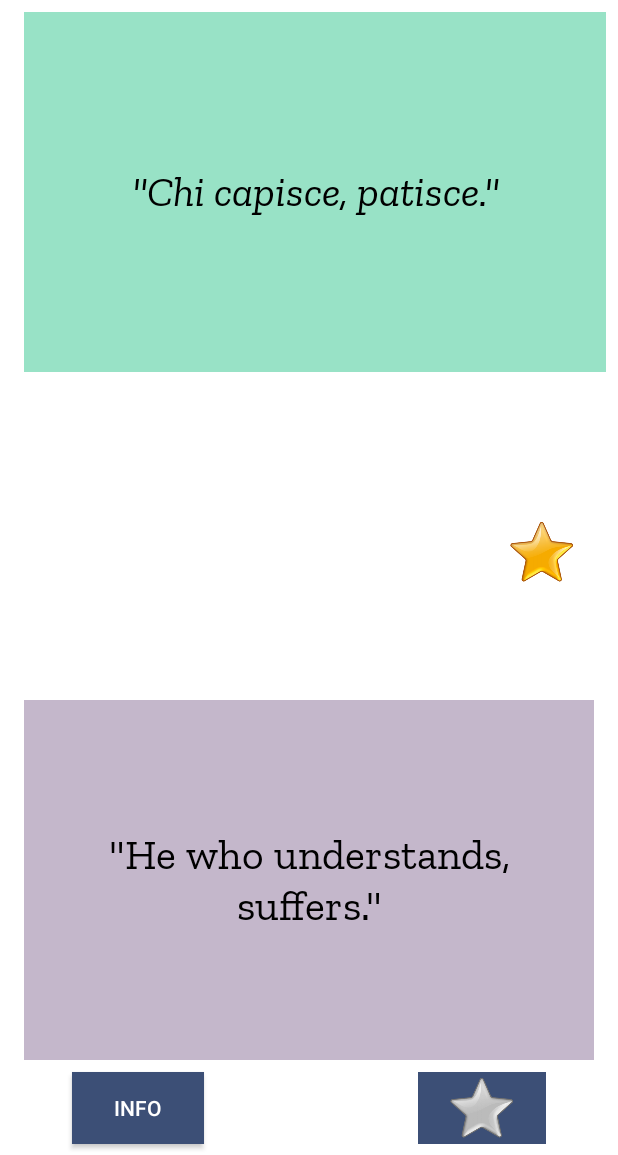
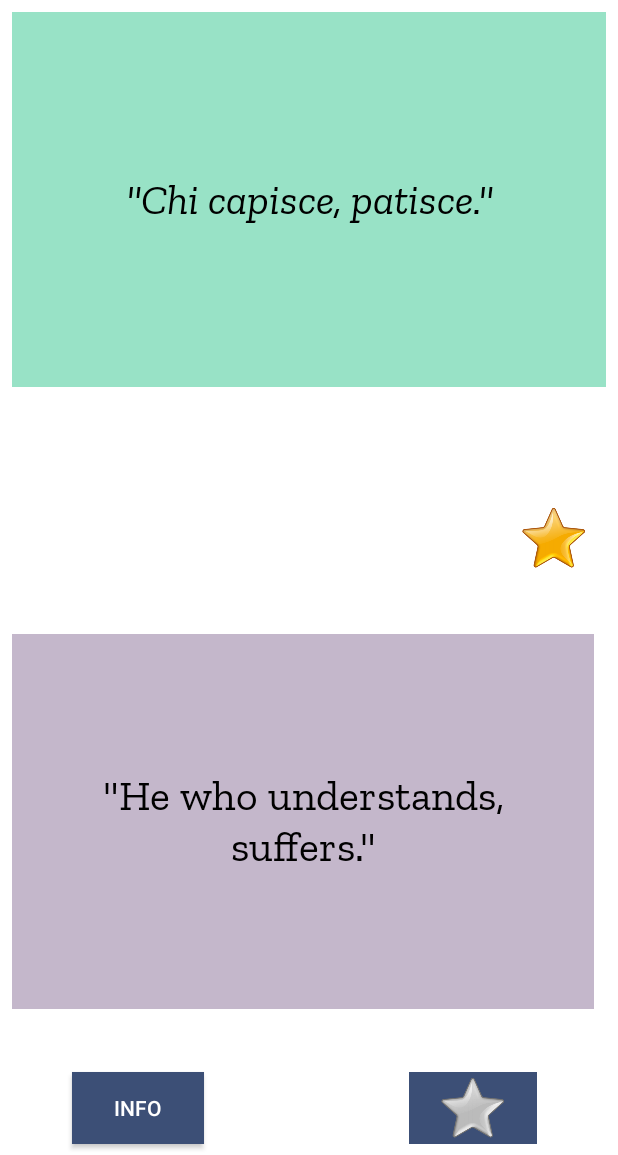
Before and after one commit to francescosoave/TIS_android, an Android app: the screen it shows after launch (MainActivity), on a phone screen of 412 x 824 dp, the part 81-1236 px from its top. Run offline under Robolectric (Android 15) with nearby library versions, the phone set to English and light mode, and no system bars.

Commit message:
layout fixes

```diff
--- a/app/src/main/assets/csv/data.csv
+++ b/app/src/main/assets/csv/data.csv
@@ -127,7 +127,7 @@
 126;Gallina che canta ha fatto l'uovo;Singing chicken made the egg
 127;da prendere con le molle;To be taken with springs
 128;Gente trista, nominata e vista;Sad people, named and seen
-129;Gli amici bisogna pesarli (giudicarli) dai fatti, non dalle parole;Friends have to be considered by actions not words
+129;Gli amici bisogna pesarli dai fatti, non dalle parole;Friends have to be weighted by actions not words
 130;Gli errori dei dottori li ricopre la terra;The errors of doctors are covered by the ground
 131;Gobba a levante, luna calante, gobba a ponente, luna crescente;Hump facing levant, falling moon, hump facing ponent, growing moon
 132;Guai ai vinti!;Troubles to the vanquished!
--- a/app/src/main/res/layout/activity_main.xml
+++ b/app/src/main/res/layout/activity_main.xml
@@ -35,25 +35,23 @@
     <TextView
         android:id="@+id/tvEng"
         android:layout_width="0dp"
-        android:layout_height="240dp"
+        android:layout_height="250dp"
         android:layout_marginBottom="8dp"
         android:layout_marginLeft="8dp"
         android:layout_marginRight="8dp"
+        android:layout_marginStart="8dp"
         android:layout_marginTop="8dp"
         android:background="@color/Eng"
         android:gravity="center"
+        android:padding="15dp"
         android:textAlignment="center"
         android:textColor="@android:color/black"
         android:textSize="28sp"
-        android:padding="15dp"
-        app:layout_constraintBottom_toTopOf="@+id/btnInfo"
-        app:layout_constraintHorizontal_bias="1.0"
-        app:layout_constraintLeft_toLeftOf="@+id/tvMain"
-        app:layout_constraintRight_toRightOf="@+id/tvMain"
+        app:layout_constraintBottom_toBottomOf="parent"
+        app:layout_constraintLeft_toLeftOf="parent"
+        app:layout_constraintRight_toRightOf="@+id/btnAddFav"
         app:layout_constraintTop_toTopOf="@+id/tvMain"
-        app:layout_constraintVertical_bias="1.0"
-        android:layout_marginStart="8dp"
-        android:layout_marginEnd="8dp"/>
+        app:layout_constraintVertical_bias="0.82"/>
 
     <ToggleButton
         android:id="@+id/btnInfo"
@@ -75,28 +73,28 @@
     <TextView
         android:id="@+id/tvIta"
         android:layout_width="0dp"
-        android:layout_height="240dp"
+        android:layout_height="250dp"
         android:layout_marginBottom="8dp"
+        android:layout_marginEnd="8dp"
         android:layout_marginLeft="8dp"
         android:layout_marginRight="8dp"
+        android:layout_marginStart="8dp"
         android:layout_marginTop="8dp"
         android:background="@color/Ita"
         android:gravity="center"
+        android:padding="15dp"
         android:textAlignment="center"
         android:textColor="@android:color/black"
         android:textSize="28sp"
         android:textStyle="italic"
-        android:padding="15dp"
         app:layout_constraintBottom_toTopOf="@+id/tvEng"
-        app:layout_constraintHorizontal_bias="1.0"
-        app:layout_constraintLeft_toLeftOf="@+id/tvMain"
+        app:layout_constraintHorizontal_bias="0.518"
+        app:layout_constraintLeft_toLeftOf="parent"
         app:layout_constraintRight_toRightOf="parent"
         app:layout_constraintTop_toBottomOf="@+id/tvTitle"
         app:layout_constraintVertical_bias="0.0"
         tools:layout_constraintRight_creator="1"
-        tools:layout_constraintTop_creator="1"
-        android:layout_marginStart="8dp"
-        android:layout_marginEnd="8dp"/>
+        tools:layout_constraintTop_creator="1"/>
 
     <TextView
         android:id="@+id/tvTitle"
@@ -196,22 +194,21 @@
         android:background="@color/Trasparent"
         android:backgroundTint="@color/Trasparent"
         android:onClick="btnAddFav"
-        app:layout_constraintBottom_toTopOf="@+id/btnInfo"
         app:layout_constraintHorizontal_bias="1.0"
         app:layout_constraintLeft_toLeftOf="@+id/tvMain"
-        app:layout_constraintRight_toRightOf="@+id/tvMain"
-        app:layout_constraintTop_toBottomOf="@+id/tvTitle"
-        app:layout_constraintVertical_bias="0.516"
-        app:srcCompat="@drawable/star"/>
+        app:layout_constraintRight_toRightOf="parent"
+        app:srcCompat="@drawable/star"
+        app:layout_constraintBottom_toBottomOf="parent"
+        app:layout_constraintTop_toTopOf="parent"
+        android:layout_marginStart="8dp"
+        android:layout_marginEnd="8dp"/>
 
     <italian.said.fran.theitaliansaid.StarView
         android:id="@+id/btnCheckFav"
         android:layout_width="85dp"
         android:layout_height="wrap_content"
         android:layout_marginBottom="7dp"
-        android:layout_marginLeft="0dp"
-        android:layout_marginRight="0dp"
-        android:layout_marginTop="0dp"
+        android:layout_marginRight="8dp"
         android:background="@color/Misc_Bg"
         android:backgroundTint="@color/Misc_Bg"
         android:onClick="clickFav"
@@ -222,7 +219,7 @@
         app:layout_constraintTop_toTopOf="parent"
         app:layout_constraintVertical_bias="1.0"
         app:srcCompat="@drawable/star"
-        />
+        android:layout_marginEnd="8dp"/>
 
     <!--<ImageButton-->
         <!--android:id="@+id/btnOpenFav"-->
--- a/app/src/main/res/values/strings.xml
+++ b/app/src/main/res/values/strings.xml
@@ -3,6 +3,6 @@
     <string name="title">The Italian Said</string>
     <string name="btnInfoOn">Close</string>
     <string name="btnInfoOff">Info</string>
-    <string name="tvInfoIt">Conosci un proverbio che vuoi condividere? Clicca <a href="https://www.google.com">QUI</a></string>
-    <string name="tvInfoEn">Do you know a proverb and you wanna share it? Click here</string>
+    <string name="tvInfoIt">Conosci un proverbio che vuoi condividere? Scrivi a theitaliansaid@outlook.it</string>
+    <string name="tvInfoEn">Do you know a proverb and you wanna share it? Email theitaliansaid@outlook.it</string>
 </resources>
```
Also changed, not shown: app/src/main/res/values/colors.xml (+0 -23 lines).
